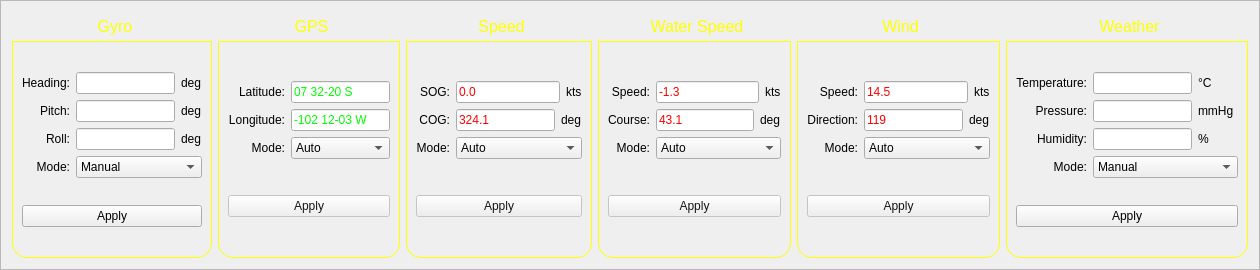
Above: frameosd.ui from MiftahSalam/FA-FCS-2020-HMI before the change. Below: the same form after it.
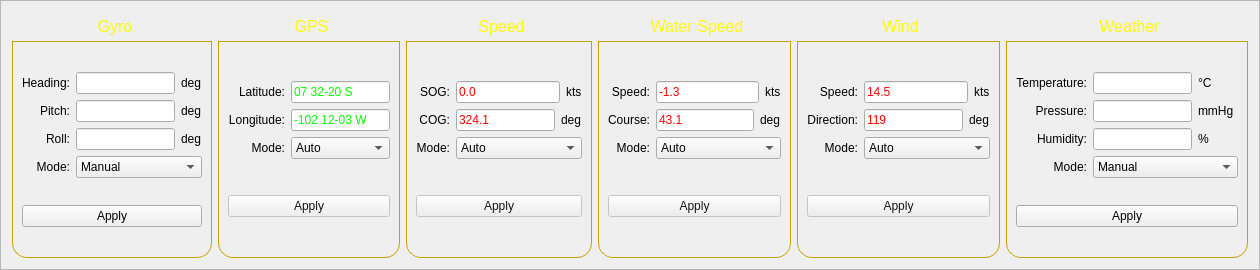
That is the form after the change.

Patch:
```diff
--- a/frameosd.ui
+++ b/frameosd.ui
@@ -25,7 +25,7 @@
      <property name="styleSheet">
       <string notr="true">QGroupBox {
     border: 1px solid gray;
-    border-color: yellow;
+    border-color: rgb(196, 160, 0);
     margin-top: 29px;
     font-size: 16px;
     border-bottom-left-radius: 15px;
@@ -210,7 +210,7 @@
      <property name="styleSheet">
       <string notr="true">QGroupBox {
     border: 1px solid gray;
-    border-color: yellow;
+    border-color: rgb(196, 160, 0);
     margin-top: 29px;
     font-size: 16px;
     border-bottom-left-radius: 15px;
@@ -451,7 +451,7 @@
      <property name="styleSheet">
       <string notr="true">QGroupBox {
     border: 1px solid gray;
-    border-color: yellow;
+    border-color: rgb(196, 160, 0);
     margin-top: 29px;
     font-size: 16px;
     border-bottom-left-radius: 15px;
@@ -608,7 +608,7 @@
      <property name="styleSheet">
       <string notr="true">QGroupBox {
     border: 1px solid gray;
-    border-color: yellow;
+    border-color: rgb(196, 160, 0);
     margin-top: 29px;
     font-size: 16px;
     border-bottom-left-radius: 15px;
@@ -765,7 +765,7 @@
      <property name="styleSheet">
       <string notr="true">QGroupBox {
     border: 1px solid gray;
-    border-color: yellow;
+    border-color: rgb(196, 160, 0);
     margin-top: 29px;
     font-size: 16px;
     border-bottom-left-radius: 15px;
@@ -1001,7 +1001,7 @@
      <property name="styleSheet">
       <string notr="true">QGroupBox {
     border: 1px solid gray;
-    border-color: yellow;
+    border-color: rgb(196, 160, 0);
     margin-top: 29px;
     font-size: 16px;
     border-bottom-left-radius: 15px;
```
